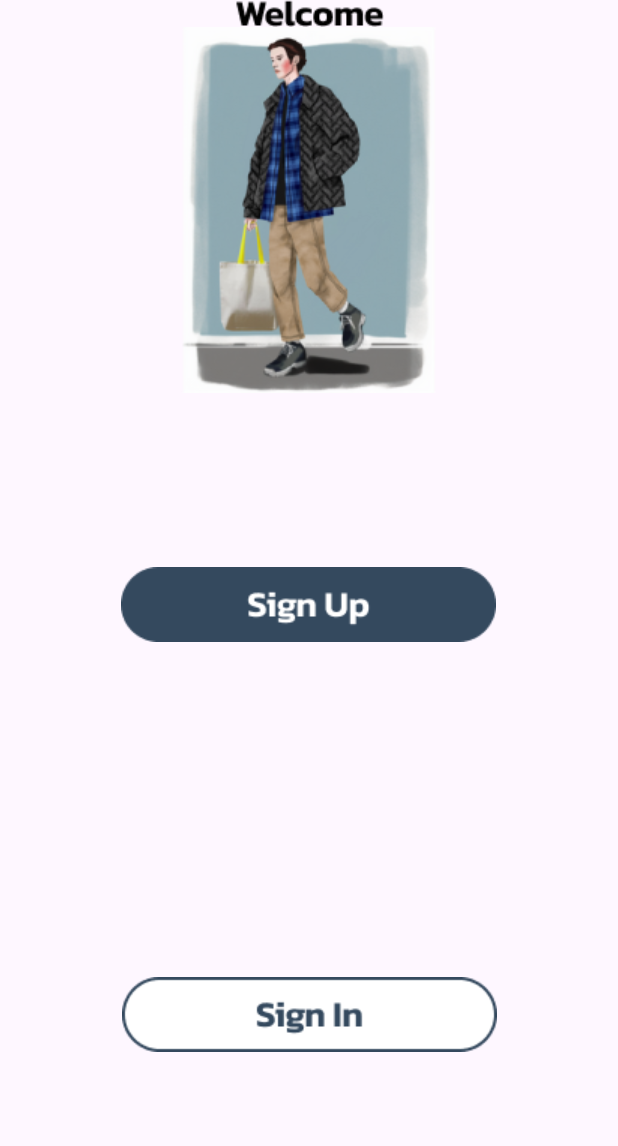
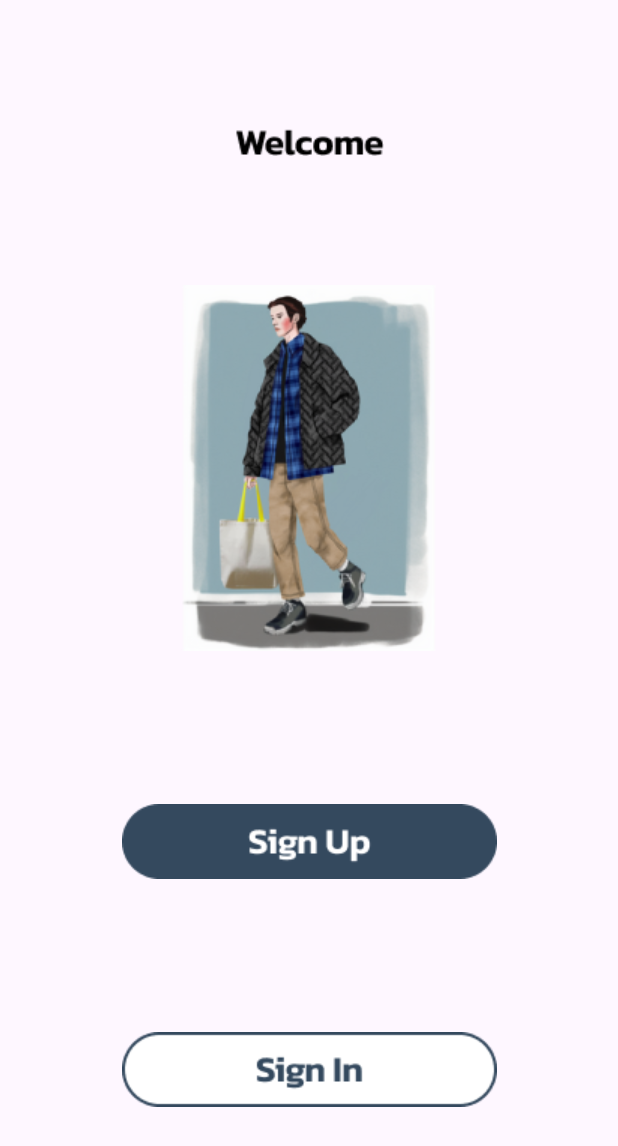
Before and after one commit to C241-PS139/Recout, an Android app: the WelcomeActivity screen opened directly, with no data from a screen before it, on a phone screen of 412 x 824 dp. Shown: the top 1146 px of the screen. Run offline under Robolectric (Android 15) with nearby library versions, the phone set to English and light mode, and no system bars.

Commit message:
revisi halaman welcome

```diff
--- a/app/src/main/res/layout/activity_welcome.xml
+++ b/app/src/main/res/layout/activity_welcome.xml
@@ -31,18 +31,18 @@
         android:id="@+id/imageView2"
         android:layout_width="wrap_content"
         android:layout_height="wrap_content"
-        android:layout_marginTop="116dp"
+        android:layout_marginTop="16dp"
+        app:layout_constraintStart_toStartOf="parent"
         app:layout_constraintEnd_toEndOf="parent"
-        app:layout_constraintHorizontal_bias="0.496"
-        app:layout_constraintStart_toStartOf="parent"
         app:layout_constraintTop_toBottomOf="@+id/ivImgWelcome"
+        app:layout_constraintBottom_toTopOf="@+id/imageView4"
         app:srcCompat="@drawable/primary_button" />
 
     <ImageView
         android:id="@+id/imageView4"
         android:layout_width="wrap_content"
         android:layout_height="wrap_content"
-        android:layout_marginTop="100dp"
+        android:layout_marginTop="16dp"
         app:layout_constraintStart_toStartOf="parent"
         app:layout_constraintEnd_toEndOf="parent"
         app:layout_constraintTop_toBottomOf="@+id/imageView2"
```
Also changed, not shown: app/src/main/res/drawable/btn_cstm.xml (deleted, +0 -7 lines).
